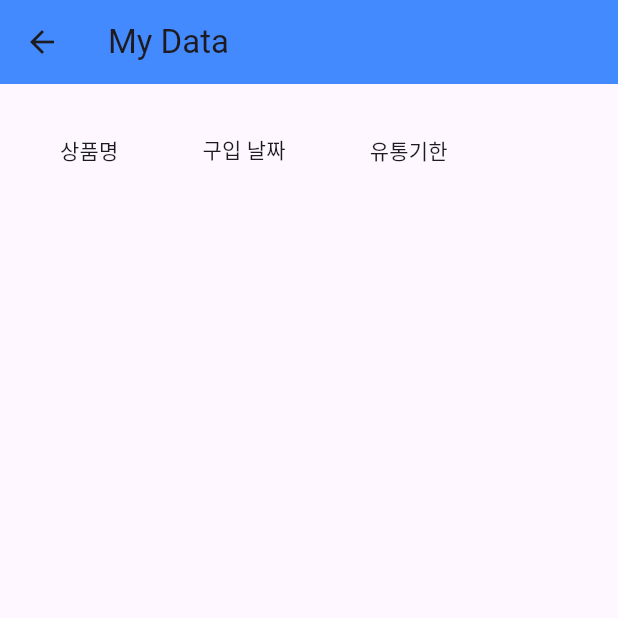
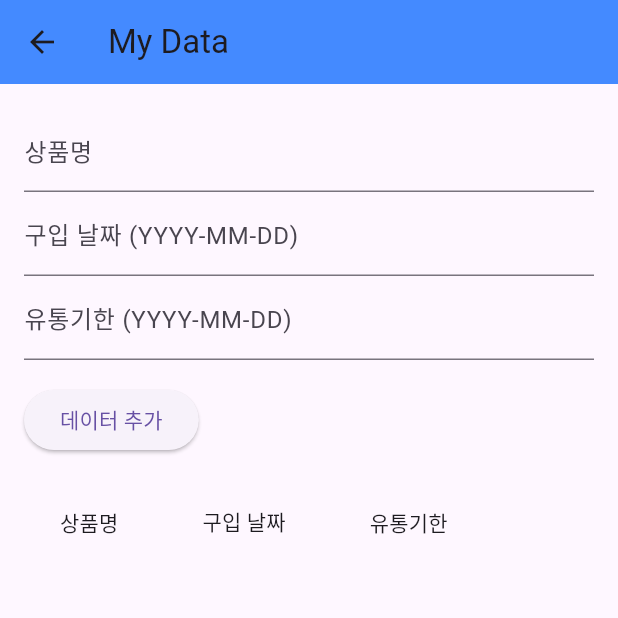
Before and after one commit to KyungbinKo/FreshScan, a Flutter app: the DataScreen screen opened directly with empty values, on a phone screen of 412 x 824 dp, the top half of it. Run offline on Flutter 3.47's test engine with Material 3 defaults, Android fonts, the phone set to English and light mode, and no system bars; our stand-ins replace image_picker, sqflite, table_calendar; missing offline and left inert: google_ml_kit, mobile_scanner; accounts and stored records are empty.

Commit message:
기능 추가
상품 등록 후 홈화면으로 이동, mydata에서 수동으로 상품 입력, 날짜가 잘못된 형식으로 입력되었을 때 해당 데이터 삭제

```diff
--- a/lib/data_screen.dart
+++ b/lib/data_screen.dart
@@ -1,14 +1,138 @@
 import 'package:flutter/material.dart';
+import 'package:sqflite/sqflite.dart';
+import 'package:path/path.dart' as p;
+import 'package:intl/intl.dart';
 
-class DataScreen extends StatelessWidget {
+class DataScreen extends StatefulWidget {
   final List<Map<String, dynamic>> items;
 
   const DataScreen({super.key, required this.items});
 
   @override
+  _DataScreenState createState() => _DataScreenState();
+}
+
+class _DataScreenState extends State<DataScreen> {
+  final TextEditingController _nameController = TextEditingController();
+  final TextEditingController _purchaseDateController = TextEditingController();
+  final TextEditingController _expirationDateController = TextEditingController();
+  late Database _database;
+  List<Map<String, dynamic>> _items = [];
+
+  @override
+  void initState() {
+    super.initState();
+    _initDatabase().then((_) {
+      _fetchItemsFromDatabase().then((_) {
+        _deleteInvalidItems(); // 자동으로 잘못된 형식의 데이터 삭제
+      });
+    });
+  }
+
+  // SQLite 데이터베이스 초기화
+  Future<void> _initDatabase() async {
+    final databasePath = await getDatabasesPath();
+    final path = p.join(databasePath, 'items.db');
+
+    _database = await openDatabase(
+      path,
+      version: 1,
+      onCreate: (db, version) async {
+        await db.execute('''
+          CREATE TABLE items (
+            id INTEGER PRIMARY KEY AUTOINCREMENT,
+            name TEXT,
+            expirationDate TEXT,
+            purchaseDate TEXT
+          )
+        '''
+        );
+      },
+    );
+  }
+
+  // 데이터베이스에서 항목 가져오기
+  Future<void> _fetchItemsFromDatabase() async {
+    final List<Map<String, dynamic>> items = await _database.query('items');
+    setState(() {
+      _items = items;
+    });
+  }
+
+  // 잘못된 형식의 데이터를 삭제하는 함수
+  Future<void> _deleteInvalidItems() async {
+    final List<Map<String, dynamic>> items = await _database.query('items');
+    for (var item in items) {
+      try {
+        DateTime.parse(item['purchaseDate']);
+        DateTime.parse(item['expirationDate']);
+      } catch (e) {
+        await _database.delete(
+          'items',
+          where: 'id = ?',
+          whereArgs: [item['id']],
+        );
+      }
+    }
+    _fetchItemsFromDatabase();
+  }
+
+  // 데이터 추가 함수
+  void _addItem() async {
+    if (_nameController.text.isNotEmpty &&
+        _purchaseDateController.text.isNotEmpty &&
+        _expirationDateController.text.isNotEmpty) {
+      DateTime purchaseDate;
+      DateTime expirationDate;
+      try {
+        purchaseDate = DateTime.parse(_purchaseDateController.text);
+        expirationDate = DateTime.parse(_expirationDateController.text);
+      } catch (e) {
+        ScaffoldMessenger.of(context).showSnackBar(
+          const SnackBar(content: Text('날짜 형식이 올바르지 않습니다. (YYYY-MM-DD)')),
+        );
+        return;
+      }
+
+      if (expirationDate.isBefore(purchaseDate)) {
+        ScaffoldMessenger.of(context).showSnackBar(
+          const SnackBar(content: Text('유통기한은 구입 날짜 이후여야 합니다.')),
+        );
+        return;
+      }
+
+      await _saveItemToDatabase(
+        _nameController.text,
+        DateFormat('yyyy-MM-dd').format(purchaseDate),
+        DateFormat('yyyy-MM-dd').format(expirationDate),
+      );
+      _fetchItemsFromDatabase();
+
+      // 입력 필드 초기화
+      _nameController.clear();
+      _purchaseDateController.clear();
+      _expirationDateController.clear();
+    }
+  }
+
+  // 데이터베이스에 항목 저장 함수
+  Future<void> _saveItemToDatabase(
+      String name, String purchaseDate, String expirationDate) async {
+    await _database.insert(
+      'items',
+      {
+        'name': name,
+        'purchaseDate': purchaseDate,
+        'expirationDate': expirationDate,
+      },
+      conflictAlgorithm: ConflictAlgorithm.replace,
+    );
+  }
+
+  @override
   Widget build(BuildContext context) {
     // 유통기한을 기준으로 오름차순 정렬
-    List<Map<String, dynamic>> sortedItems = List.from(items); // 복사본 생성
+    List<Map<String, dynamic>> sortedItems = List.from(_items);
     sortedItems.sort((a, b) {
       DateTime expirationA = DateTime.parse(a['expirationDate']);
       DateTime expirationB = DateTime.parse(b['expirationDate']);
@@ -20,9 +144,33 @@ class DataScreen extends StatelessWidget {
         title: const Text("My Data"),
         backgroundColor: Colors.blueAccent,
       ),
-      body: Padding(
+      body: SingleChildScrollView(
+        child: Padding(
           padding: const EdgeInsets.all(16.0),
-        child: SingleChildScrollView(
+          child: Column(
+            crossAxisAlignment: CrossAxisAlignment.start,
+            children: [
+              // 입력 폼 추가
+              TextField(
+                controller: _nameController,
+                decoration: const InputDecoration(labelText: '상품명'),
+              ),
+              TextField(
+                controller: _purchaseDateController,
+                decoration: const InputDecoration(labelText: '구입 날짜 (YYYY-MM-DD)'),
+              ),
+              TextField(
+                controller: _expirationDateController,
+                decoration: const InputDecoration(labelText: '유통기한 (YYYY-MM-DD)'),
+              ),
+              const SizedBox(height: 16.0),
+              ElevatedButton(
+                onPressed: _addItem,
+                child: const Text('데이터 추가'),
+              ),
+              const SizedBox(height: 16.0),
+              // 데이터 테이블
+              SingleChildScrollView(
                 scrollDirection: Axis.horizontal,
                 child: DataTable(
                   columns: const [
@@ -39,6 +187,9 @@ class DataScreen extends StatelessWidget {
                   }).toList(),
                 ),
               ),
+            ],
+          ),
+        ),
       ),
     );
   }
--- a/lib/item_screen.dart
+++ b/lib/item_screen.dart
@@ -184,6 +184,8 @@ class _ItemsScreenState extends State<ItemsScreen> {
                 ScaffoldMessenger.of(context).showSnackBar(
                   SnackBar(content: Text("상품이 등록되었습니다.")),
                 );
+                Navigator.pop(context); // 버튼 클릭 후 홈화면으로 이동
+                Navigator.pop(context);
               },
               child: Text("등록"),
             ),
```
Lines whose indentation alone changed are shown as unchanged.
